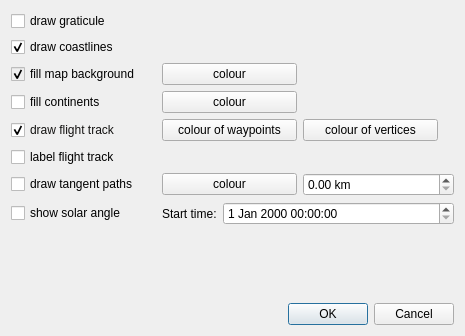
Old version of the form mslib/msui/ui_topview_mapappearance.ui in the repository Open-MSS/MSS.
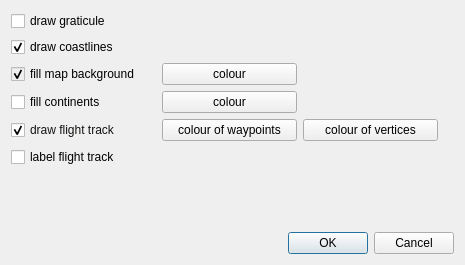
New version of the form.

Patch:
```diff
--- a/mslib/msui/ui_topview_mapappearance.ui
+++ b/mslib/msui/ui_topview_mapappearance.ui
@@ -7,7 +7,7 @@
     <x>0</x>
     <y>0</y>
     <width>465</width>
-    <height>336</height>
+    <height>265</height>
    </rect>
   </property>
   <property name="sizePolicy">
@@ -378,101 +378,6 @@
      </item>
     </layout>
    </item>
-   <item>
-    <layout class="QHBoxLayout" name="horizontalLayout_5">
-     <item>
-      <widget class="QCheckBox" name="cbDrawTangents">
-       <property name="minimumSize">
-        <size>
-         <width>145</width>
-         <height>0</height>
-        </size>
-       </property>
-       <property name="text">
-        <string>draw tangent paths</string>
-       </property>
-      </widget>
-     </item>
-     <item>
-      <widget class="QPushButton" name="btTangentsColour">
-       <property name="minimumSize">
-        <size>
-         <width>135</width>
-         <height>0</height>
-        </size>
-       </property>
-       <property name="layoutDirection">
-        <enum>Qt::LeftToRight</enum>
-       </property>
-       <property name="text">
-        <string>colour</string>
-       </property>
-      </widget>
-     </item>
-     <item>
-      <widget class="QDoubleSpinBox" name="dsbTangentHeight">
-       <property name="sizePolicy">
-        <sizepolicy hsizetype="Expanding" vsizetype="Fixed">
-         <horstretch>0</horstretch>
-         <verstretch>0</verstretch>
-        </sizepolicy>
-       </property>
-       <property name="minimumSize">
-        <size>
-         <width>0</width>
-         <height>0</height>
-        </size>
-       </property>
-       <property name="prefix">
-        <string/>
-       </property>
-       <property name="suffix">
-        <string> km</string>
-       </property>
-      </widget>
-     </item>
-    </layout>
-   </item>
-   <item>
-    <layout class="QHBoxLayout" name="horizontalLayout_6">
-     <item>
-      <widget class="QCheckBox" name="cbShowSolarAngle">
-       <property name="minimumSize">
-        <size>
-         <width>145</width>
-         <height>0</height>
-        </size>
-       </property>
-       <property name="text">
-        <string>show solar angle</string>
-       </property>
-      </widget>
-     </item>
-     <item>
-      <widget class="QLabel" name="lbStartTime">
-       <property name="minimumSize">
-        <size>
-         <width>0</width>
-         <height>0</height>
-        </size>
-       </property>
-       <property name="text">
-        <string>Start time:</string>
-       </property>
-      </widget>
-     </item>
-     <item>
-      <widget class="QDateTimeEdit" name="dteStartTime">
-       <property name="sizePolicy">
-        <sizepolicy hsizetype="Expanding" vsizetype="Fixed">
-         <horstretch>0</horstretch>
-         <verstretch>0</verstretch>
-        </sizepolicy>
-       </property>
-      </widget>
-     </item>
-    </layout>
-   </item>
    <item>
     <spacer name="verticalSpacer">
      <property name="orientation">
```
